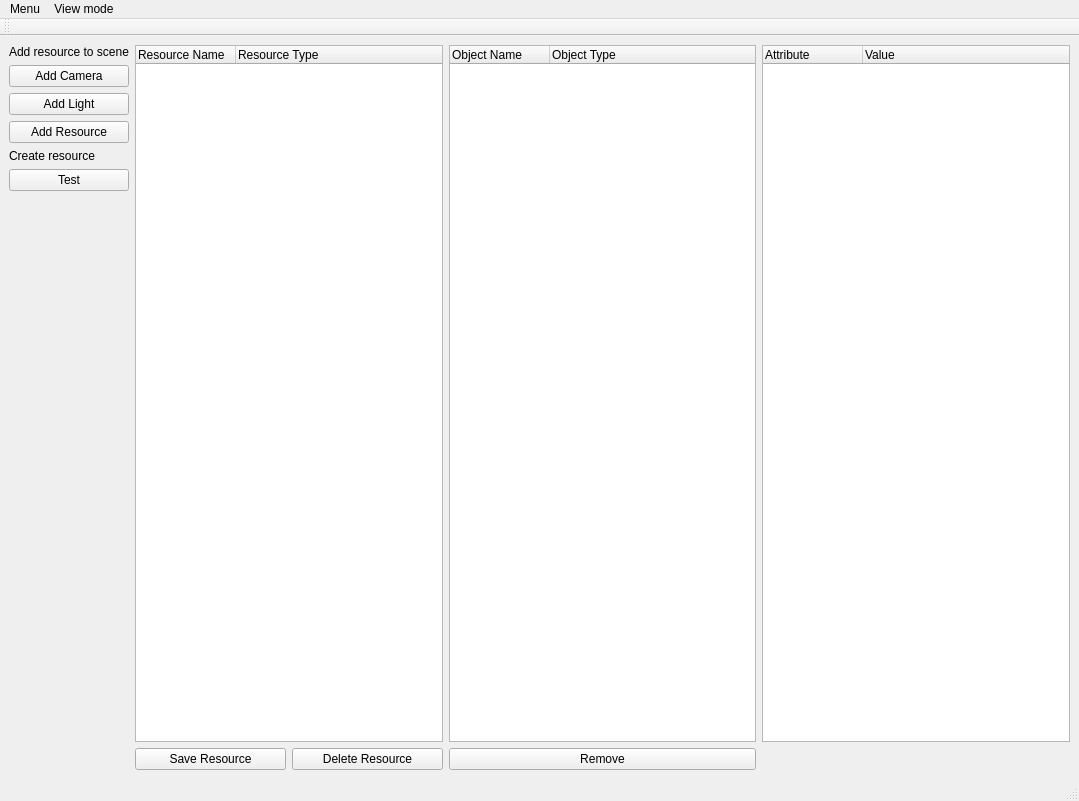
This is UI/QT/MainWindow.ui in ubuntunux/PyEngine3D as Qt 5 draws it before an edit. The edited form follows.
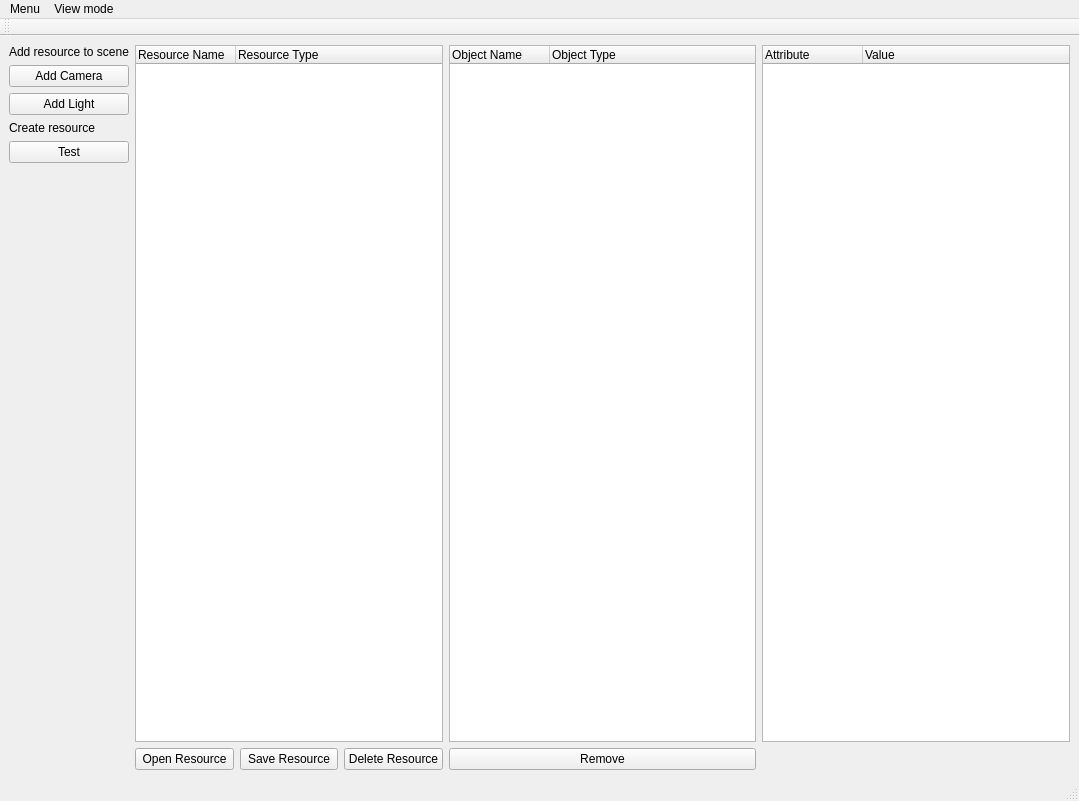
This is the edited form.

Commit message: resource loader refactoring

Patch:
```diff
--- a/UI/QT/MainWindow.ui
+++ b/UI/QT/MainWindow.ui
@@ -117,13 +117,6 @@
         </property>
        </widget>
       </item>
-      <item>
-       <widget class="QPushButton" name="btnAddResource">
-        <property name="text">
-         <string>Add Resource</string>
-        </property>
-       </widget>
-      </item>
       <item>
        <widget class="QLabel" name="labelCreateReousrce">
         <property name="sizePolicy">
@@ -165,20 +158,27 @@
     </item>
     <item row="5" column="4">
      <layout class="QGridLayout" name="gridLayout_2">
-      <item row="0" column="0">
+      <item row="0" column="1">
        <widget class="QPushButton" name="btnSaveResource">
         <property name="text">
          <string>Save Resource</string>
         </property>
        </widget>
       </item>
-      <item row="0" column="1">
+      <item row="0" column="2">
        <widget class="QPushButton" name="btnDeleteResource">
         <property name="text">
          <string>Delete Resource</string>
         </property>
        </widget>
       </item>
+      <item row="0" column="0">
+       <widget class="QPushButton" name="btnOpenResource">
+        <property name="text">
+         <string>Open Resource</string>
+        </property>
+       </widget>
+      </item>
      </layout>
     </item>
    </layout>
```
The commit also changes 12 other files.
